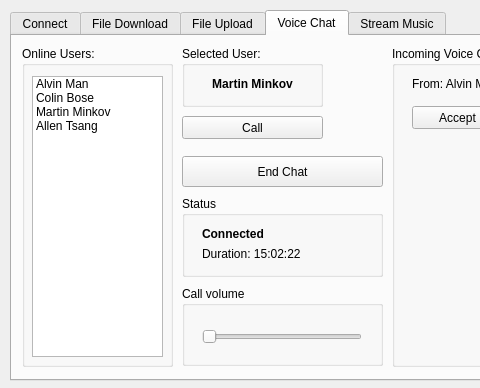
Before: the Qt Designer form Client/client.ui in MartinMinkov/Comm-Audio, drawn with Qt 5; both pictures show x 0 to 480 and y 0 to 388 of the 739 by 388 pixel window.
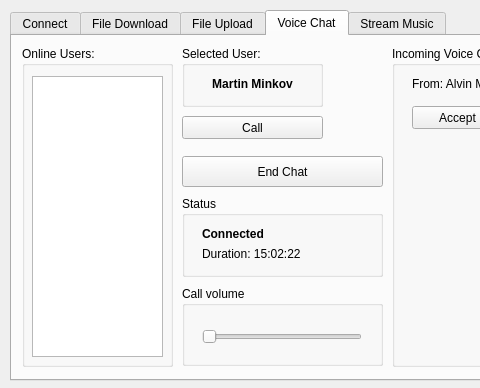
After: the same form once the commit is applied. The open tabs and pages were chosen to show the change.

Commit message: Sending client name is functional

```diff
--- a/Client/client.ui
+++ b/Client/client.ui
@@ -608,26 +608,6 @@
         <height>281</height>
        </rect>
       </property>
-      <item>
-       <property name="text">
-        <string>Alvin Man</string>
-       </property>
-      </item>
-      <item>
-       <property name="text">
-        <string>Colin Bose</string>
-       </property>
-      </item>
-      <item>
-       <property name="text">
-        <string>Martin Minkov</string>
-       </property>
-      </item>
-      <item>
-       <property name="text">
-        <string>Allen Tsang</string>
-       </property>
-      </item>
      </widget>
     </widget>
     <widget class="QPushButton" name="pushButton_3">
```
The commit also changes 14 other files.
